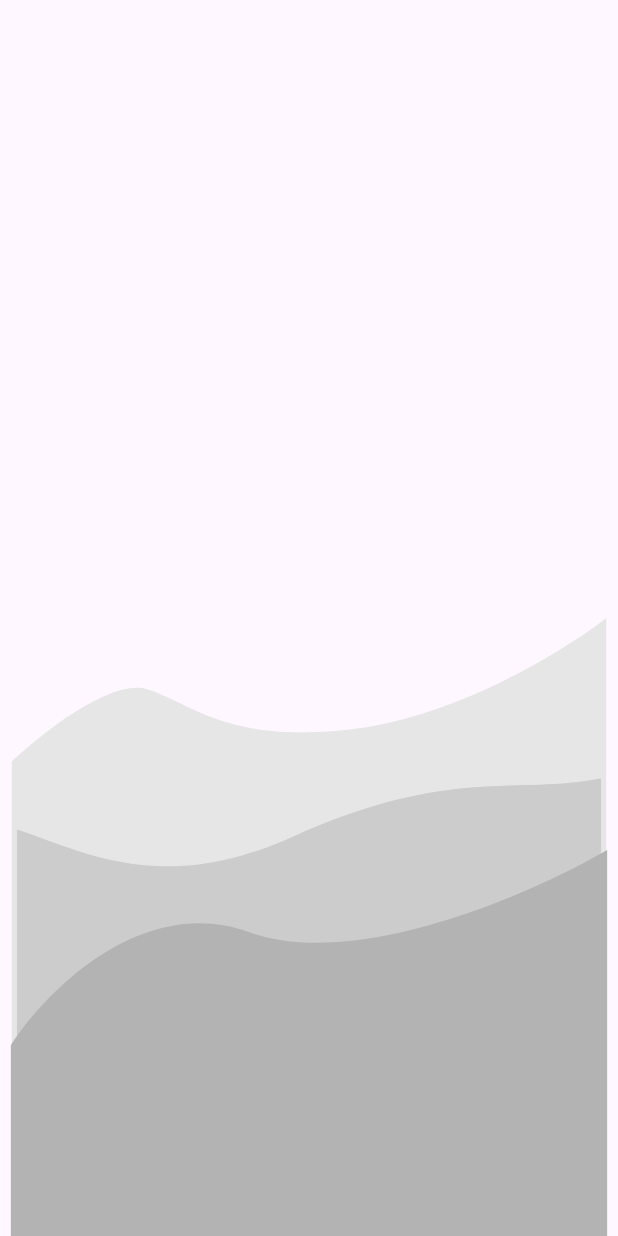
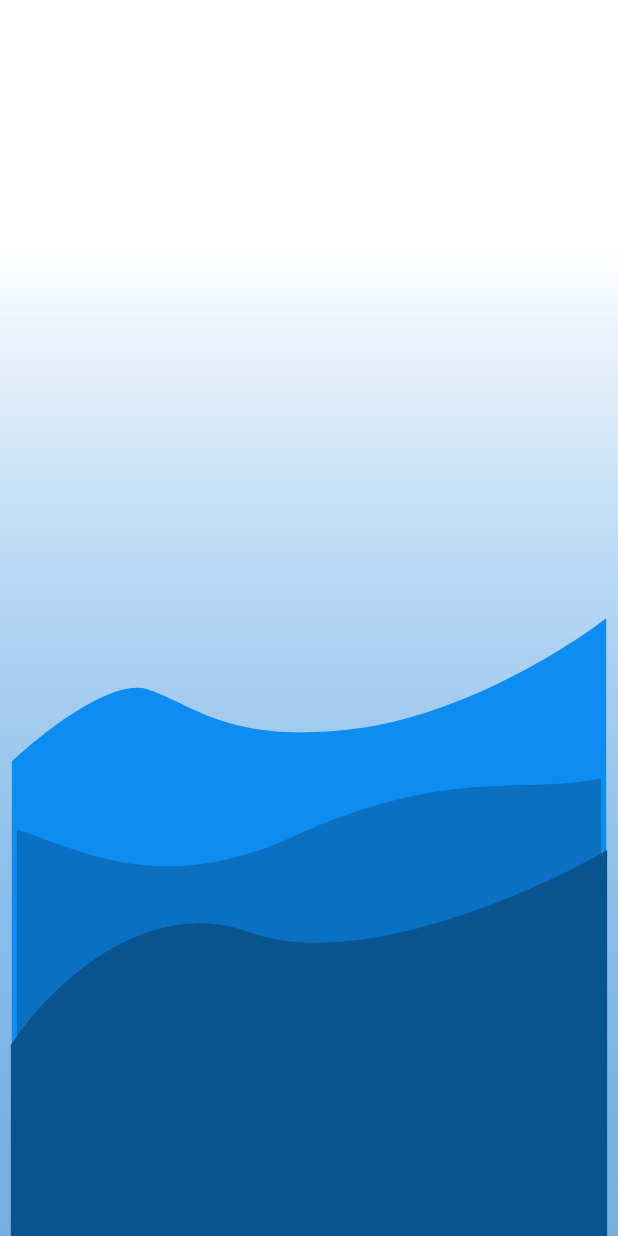
Before and after one commit to MiroKeimioniemi/LED-zeppelin-app, a Flutter app: the screen it shows after launch, on a phone screen of 412 x 824 dp. Run offline on Flutter 3.47's test engine with Material 3 defaults, Android fonts, the phone set to English and light mode, and no system bars; our stand-ins replace flutter_svg.

Commit message:
Programmed background gradient behavior

```diff
--- /dev/null
+++ b/lib/components/gradient_background.dart
@@ -0,0 +1,47 @@
+import 'dart:math';
+
+import 'package:flutter/material.dart';
+
+class GradientBackground extends StatelessWidget {
+  const GradientBackground(
+      {super.key,
+      required this.color,
+      required this.brightness,
+      required this.isOn});
+  final Color color;
+  final double brightness;
+  final bool isOn;
+
+  BoxDecoration _simpleBox(List<Color> colors, List<double> stops) {
+    List<Color> gradientColors;
+    if (isOn) {
+      gradientColors = [colors[0], colors[1]];
+    } else {
+      gradientColors = [const Color.fromARGB(255, 55, 55, 55), Colors.black];
+    }
+
+    return BoxDecoration(
+      gradient: LinearGradient(
+        colors: gradientColors,
+        stops: stops,
+        begin: Alignment.topCenter,
+        end: Alignment.bottomCenter,
+      ),
+    );
+  }
+
+  @override
+  Widget build(BuildContext context) {
+    return Stack(
+      children: [
+        Container(
+          color: Colors.black.withOpacity(1 - max(0, brightness - 0.2)),
+        ),
+        Container(
+          decoration:
+              _simpleBox([Colors.white.withOpacity(brightness), color.withOpacity(1 - max(0, brightness - 0.5))], [0.2 + ((1 - brightness) / 10), 1 - ((1 - brightness) / 10)]),
+        ),
+      ],
+    );
+  }
+}
--- a/lib/components/midground.dart
+++ b/lib/components/midground.dart
@@ -1,14 +1,15 @@
 import 'package:flutter/material.dart';
-import 'package:flutter/rendering.dart';
 import 'package:flutter_svg/flutter_svg.dart';
 
 // Midground widget consists of three stacked, predefined SVG images, the colors
 // of which are progressively darker shades of the color provided as a parameter
 class Midground extends StatelessWidget {
 
-  // Midground widget constructor with color parameter
-  const Midground({super.key, required this.color});
+  // Midground widget constructor with color, brightness and isOn parameters
+  const Midground({super.key, required this.color, required this.brightness, required this.isOn});
   final Color color;
+  final double brightness;
+  final bool isOn;
 
   // SVG definitions
   final String svg1 =
@@ -37,15 +38,15 @@ class Midground extends StatelessWidget {
       alignment: Alignment.bottomCenter,
       children: <Widget>[
         ColorFiltered(
-          colorFilter: ColorFilter.mode(HSLColor.fromColor(color).withLightness(0.9).toColor(), BlendMode.srcIn),
+          colorFilter: ColorFilter.mode(HSLColor.fromColor(color).withLightness(0.5).toColor(), BlendMode.srcIn),
           child: SvgPicture.string(svg1, height: MediaQuery.of(context).size.height / 2, fit: BoxFit.fill,),
         ),
         ColorFiltered(
-          colorFilter: ColorFilter.mode(HSLColor.fromColor(color).withLightness(0.8).toColor(), BlendMode.srcIn),
+          colorFilter: ColorFilter.mode(HSLColor.fromColor(color).withLightness(0.4).toColor(), BlendMode.srcIn),
           child: SvgPicture.string(svg2, height: MediaQuery.of(context).size.height / 2.7, fit: BoxFit.fill,),
         ),
         ColorFiltered(
-          colorFilter: ColorFilter.mode(HSLColor.fromColor(color).withLightness(0.7).toColor(), BlendMode.srcIn),
+          colorFilter: ColorFilter.mode(HSLColor.fromColor(color).withLightness(0.3).toColor(), BlendMode.srcIn),
           child: SvgPicture.string(svg3, height: MediaQuery.of(context).size.height / 3.2, fit: BoxFit.fill,),
         ),
       ],
--- a/lib/main.dart
+++ b/lib/main.dart
@@ -1,29 +1,35 @@
 import 'package:flutter/material.dart';
+import 'package:flutter/services.dart';
 import 'package:provider/provider.dart';
 
+import 'components/gradient_background.dart';
 import 'components/midground.dart';
 
 void main() {
+
+  WidgetsFlutterBinding.ensureInitialized();
+  SystemChrome.setPreferredOrientations([DeviceOrientation.portraitUp])
+.then((value) =>
   runApp(
     ChangeNotifierProvider(
       create: (context) => LampState(),
       child: const LEDZeppelinApp(),
     ),
-  );
+  ));
 }
 
 // App state
 class LampState extends ChangeNotifier {
   // Lamp state variables
-  bool _isOn = false;
-  int _brightness = 100;
-  Color _color = Colors.white;
+  bool _isOn = true;
+  double _brightness = 1;
+  Color _color = Colors.blue;
   int _selectedAnimation = 1;
   DateTime _nextAlarm = DateTime.now();
 
   // Getters
   bool get isOn => _isOn;
-  int get brightness => _brightness;
+  double get brightness => _brightness;
   Color get color => _color;
   int get selectedAnimation => _selectedAnimation;
   DateTime get nextAlarm => _nextAlarm;
@@ -67,11 +73,20 @@ class _MyHomePageState extends State<MyHomePage> {
     return Scaffold(
       body: Stack(
         children: <Widget>[
+          GradientBackground(
+            isOn: Provider.of<LampState>(context).isOn,
+            color: Provider.of<LampState>(context).color,
+            brightness: Provider.of<LampState>(context).brightness,
+          ),
           // Midground widget is the topmost background element
           Expanded(
             child: Align(
               alignment: FractionalOffset.bottomCenter,
-              child: Midground(color: Provider.of<LampState>(context).color),
+              child: Midground(
+                isOn: Provider.of<LampState>(context).isOn,
+                color: Provider.of<LampState>(context).color,
+                brightness: Provider.of<LampState>(context).brightness,
+              ),
             ),
           ),
         ],
```
